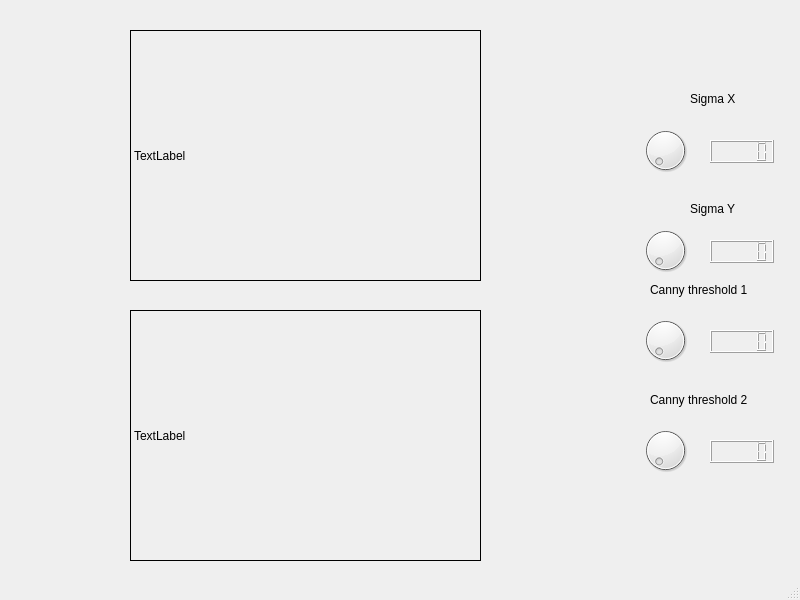
This is Tarea-1/mainwindow.ui in JoserraLP/ImagenDigital as Qt 5 draws it before an edit. The edited form follows.
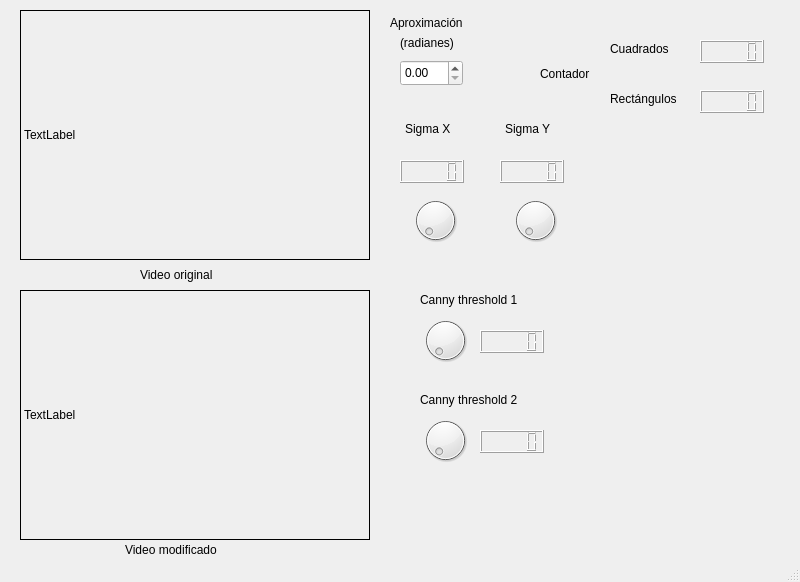
This is the edited form.

Commit message: Interfaz gráfica mejorada

Patch:
```diff
--- a/Tarea-1/mainwindow.ui
+++ b/Tarea-1/mainwindow.ui
@@ -7,7 +7,7 @@
     <x>0</x>
     <y>0</y>
     <width>800</width>
-    <height>600</height>
+    <height>582</height>
    </rect>
   </property>
   <property name="windowTitle">
@@ -17,9 +17,9 @@
    <widget class="QLabel" name="sigmaX_text">
     <property name="geometry">
      <rect>
-      <x>690</x>
-      <y>90</y>
-      <width>67</width>
+      <x>405</x>
+      <y>120</y>
+      <width>55</width>
       <height>17</height>
      </rect>
     </property>
@@ -30,9 +30,9 @@
    <widget class="QLabel" name="sigmaY_text">
     <property name="geometry">
      <rect>
-      <x>690</x>
-      <y>200</y>
-      <width>67</width>
+      <x>505</x>
+      <y>120</y>
+      <width>55</width>
       <height>17</height>
      </rect>
     </property>
@@ -43,9 +43,9 @@
    <widget class="QLabel" name="canny_text">
     <property name="geometry">
      <rect>
-      <x>650</x>
-      <y>280</y>
-      <width>131</width>
+      <x>420</x>
+      <y>290</y>
+      <width>125</width>
       <height>20</height>
      </rect>
     </property>
@@ -56,9 +56,9 @@
    <widget class="QLabel" name="canny_text_2">
     <property name="geometry">
      <rect>
-      <x>650</x>
+      <x>420</x>
       <y>390</y>
-      <width>131</width>
+      <width>125</width>
       <height>20</height>
      </rect>
     </property>
@@ -69,8 +69,8 @@
    <widget class="QDial" name="sigmax_dial">
     <property name="geometry">
      <rect>
-      <x>640</x>
-      <y>120</y>
+      <x>410</x>
+      <y>190</y>
       <width>51</width>
       <height>61</height>
      </rect>
@@ -79,8 +79,8 @@
    <widget class="QDial" name="sigmay_dial">
     <property name="geometry">
      <rect>
-      <x>640</x>
-      <y>220</y>
+      <x>510</x>
+      <y>190</y>
       <width>51</width>
       <height>61</height>
      </rect>
@@ -89,7 +89,7 @@
    <widget class="QDial" name="canny_inf_dial">
     <property name="geometry">
      <rect>
-      <x>640</x>
+      <x>420</x>
       <y>310</y>
       <width>51</width>
       <height>61</height>
@@ -99,8 +99,8 @@
    <widget class="QDial" name="canny_sup_dial">
     <property name="geometry">
      <rect>
-      <x>640</x>
-      <y>420</y>
+      <x>420</x>
+      <y>410</y>
       <width>51</width>
       <height>61</height>
      </rect>
@@ -109,8 +109,8 @@
    <widget class="QLCDNumber" name="sigmax">
     <property name="geometry">
      <rect>
-      <x>710</x>
-      <y>140</y>
+      <x>400</x>
+      <y>160</y>
       <width>64</width>
       <height>23</height>
      </rect>
@@ -119,8 +119,8 @@
    <widget class="QLCDNumber" name="sigmay">
     <property name="geometry">
      <rect>
-      <x>710</x>
-      <y>240</y>
+      <x>500</x>
+      <y>160</y>
       <width>64</width>
       <height>23</height>
      </rect>
@@ -129,7 +129,7 @@
    <widget class="QLCDNumber" name="canny_inf">
     <property name="geometry">
      <rect>
-      <x>710</x>
+      <x>480</x>
       <y>330</y>
       <width>64</width>
       <height>23</height>
@@ -139,8 +139,8 @@
    <widget class="QLCDNumber" name="canny_sup">
     <property name="geometry">
      <rect>
-      <x>710</x>
-      <y>440</y>
+      <x>480</x>
+      <y>430</y>
       <width>64</width>
       <height>23</height>
      </rect>
@@ -149,10 +149,10 @@
    <widget class="QLabel" name="cap">
     <property name="geometry">
      <rect>
-      <x>130</x>
-      <y>30</y>
-      <width>351</width>
-      <height>251</height>
+      <x>20</x>
+      <y>10</y>
+      <width>350</width>
+      <height>250</height>
      </rect>
     </property>
     <property name="maximumSize">
@@ -171,10 +171,10 @@
    <widget class="QLabel" name="filter_video">
     <property name="geometry">
      <rect>
-      <x>130</x>
-      <y>310</y>
-      <width>351</width>
-      <height>251</height>
+      <x>20</x>
+      <y>290</y>
+      <width>350</width>
+      <height>250</height>
      </rect>
     </property>
     <property name="maximumSize">
@@ -190,6 +190,127 @@
      <string>TextLabel</string>
     </property>
    </widget>
+   <widget class="QLabel" name="label_1">
+    <property name="geometry">
+     <rect>
+      <x>140</x>
+      <y>265</y>
+      <width>95</width>
+      <height>20</height>
+     </rect>
+    </property>
+    <property name="text">
+     <string>Video original</string>
+    </property>
+   </widget>
+   <widget class="QLabel" name="label_2">
+    <property name="geometry">
+     <rect>
+      <x>125</x>
+      <y>540</y>
+      <width>120</width>
+      <height>20</height>
+     </rect>
+    </property>
+    <property name="text">
+     <string>Video modificado</string>
+    </property>
+   </widget>
+   <widget class="QDoubleSpinBox" name="rad_spin_box">
+    <property name="geometry">
+     <rect>
+      <x>400</x>
+      <y>60</y>
+      <width>63</width>
+      <height>26</height>
+     </rect>
+    </property>
+   </widget>
+   <widget class="QLabel" name="label">
+    <property name="geometry">
+     <rect>
+      <x>390</x>
+      <y>10</y>
+      <width>95</width>
+      <height>25</height>
+     </rect>
+    </property>
+    <property name="text">
+     <string>Aproximación</string>
+    </property>
+   </widget>
+   <widget class="QLabel" name="label_3">
+    <property name="geometry">
+     <rect>
+      <x>400</x>
+      <y>30</y>
+      <width>70</width>
+      <height>25</height>
+     </rect>
+    </property>
+    <property name="text">
+     <string>(radianes)</string>
+    </property>
+   </widget>
+   <widget class="QLCDNumber" name="num_cuadrados">
+    <property name="geometry">
+     <rect>
+      <x>700</x>
+      <y>40</y>
+      <width>64</width>
+      <height>23</height>
+     </rect>
+    </property>
+   </widget>
+   <widget class="QLabel" name="label_4">
+    <property name="geometry">
+     <rect>
+      <x>540</x>
+      <y>65</y>
+      <width>67</width>
+      <height>17</height>
+     </rect>
+    </property>
+    <property name="text">
+     <string>Contador</string>
+    </property>
+   </widget>
+   <widget class="QLCDNumber" name="num_rectangulos">
+    <property name="geometry">
+     <rect>
+      <x>700</x>
+      <y>90</y>
+      <width>64</width>
+      <height>23</height>
+     </rect>
+    </property>
+   </widget>
+   <widget class="QLabel" name="label_5">
+    <property name="geometry">
+     <rect>
+      <x>610</x>
+      <y>40</y>
+      <width>75</width>
+      <height>17</height>
+     </rect>
+    </property>
+    <property name="text">
+     <string>Cuadrados</string>
+    </property>
+   </widget>
+   <widget class="QLabel" name="label_6">
+    <property name="geometry">
+     <rect>
+      <x>610</x>
+      <y>90</y>
+      <width>85</width>
+      <height>17</height>
+     </rect>
+    </property>
+    <property name="text">
+     <string>Rectángulos</string>
+    </property>
+   </widget>
   </widget>
   <widget class="QStatusBar" name="statusbar"/>
  </widget>
```
